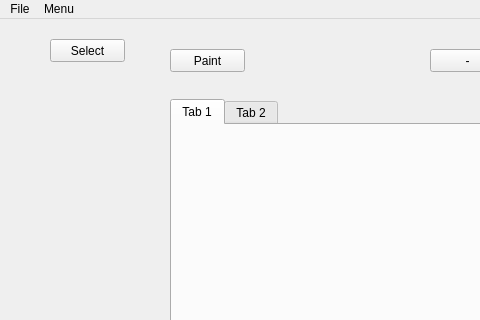
The window that paintProgram/mainwindow.ui (ElliotHarding/paintProgram) describes before a commit, drawn with Qt 5; both pictures show x 0 to 480 and y 0 to 320 of the 800 by 600 pixel window.
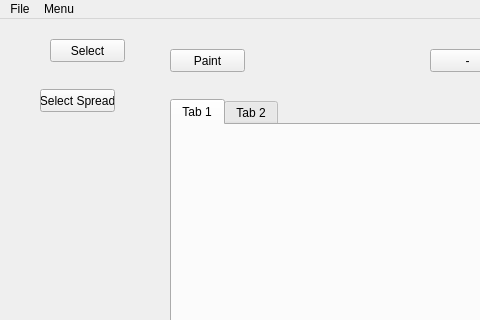
The same window after the commit.

Commit message: wip - spread tool

The edit to the form file:
```diff
--- a/paintProgram/mainwindow.ui
+++ b/paintProgram/mainwindow.ui
@@ -86,6 +86,19 @@
      <string>-</string>
     </property>
    </widget>
+   <widget class="QPushButton" name="btn_selectSpreadTool">
+    <property name="geometry">
+     <rect>
+      <x>40</x>
+      <y>70</y>
+      <width>75</width>
+      <height>23</height>
+     </rect>
+    </property>
+    <property name="text">
+     <string>Select Spread</string>
+    </property>
+   </widget>
   </widget>
   <widget class="QMenuBar" name="menubar">
    <property name="geometry">
```
The commit also changes 2 other files.
